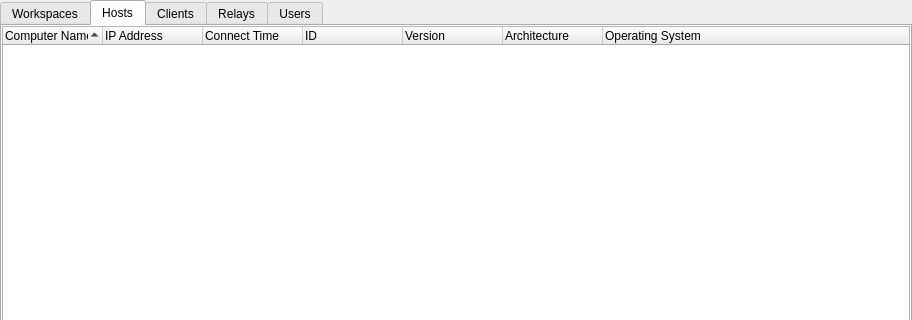
The window that source/client/ui/hosts/router_widget.ui (dchapyshev/aspia) describes before a commit, drawn with Qt 5; both pictures show x 0 to 912 and y 0 to 320 of the 912 by 576 pixel window.
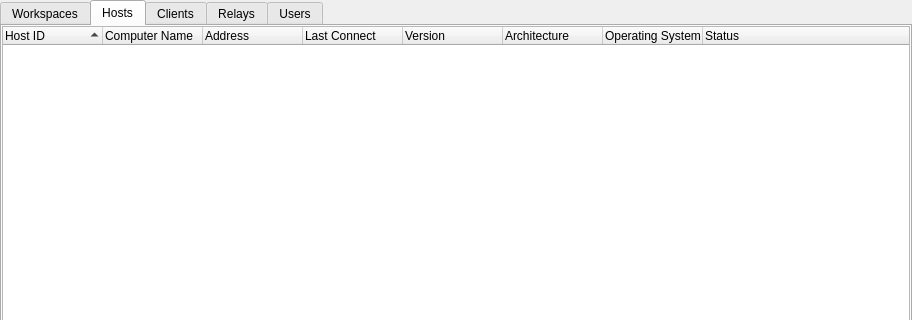
The same window after the commit. The open tabs and pages were chosen to show the change. Icons and pictures are not drawn.

```diff
--- a/source/client/ui/hosts/router_widget.ui
+++ b/source/client/ui/hosts/router_widget.ui
@@ -122,6 +122,11 @@
          <property name="expandsOnDoubleClick">
           <bool>false</bool>
          </property>
+         <column>
+          <property name="text">
+           <string>Host ID</string>
+          </property>
+         </column>
          <column>
           <property name="text">
            <string>Computer Name</string>
@@ -129,17 +134,12 @@
          </column>
          <column>
           <property name="text">
-           <string>IP Address</string>
+           <string>Address</string>
           </property>
          </column>
          <column>
           <property name="text">
-           <string>Connect Time</string>
-          </property>
-         </column>
-         <column>
-          <property name="text">
-           <string>ID</string>
+           <string>Last Connect</string>
           </property>
          </column>
          <column>
@@ -157,6 +157,11 @@
            <string>Operating System</string>
           </property>
          </column>
+         <column>
+          <property name="text">
+           <string>Status</string>
+          </property>
+         </column>
         </widget>
        </item>
       </layout>
```
